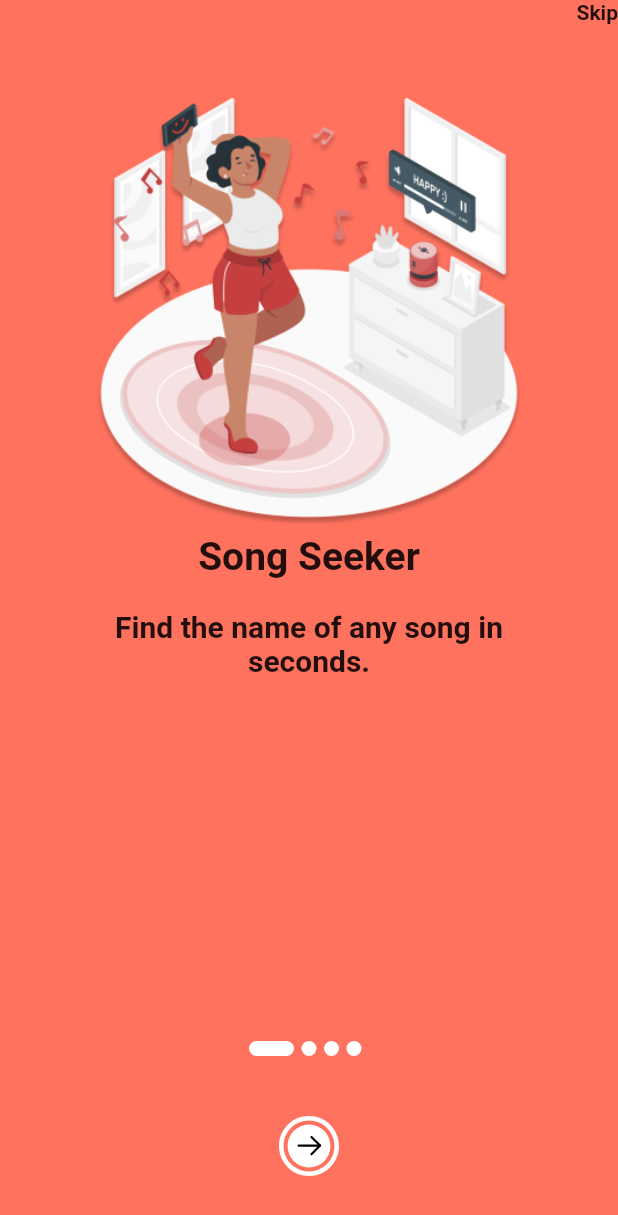
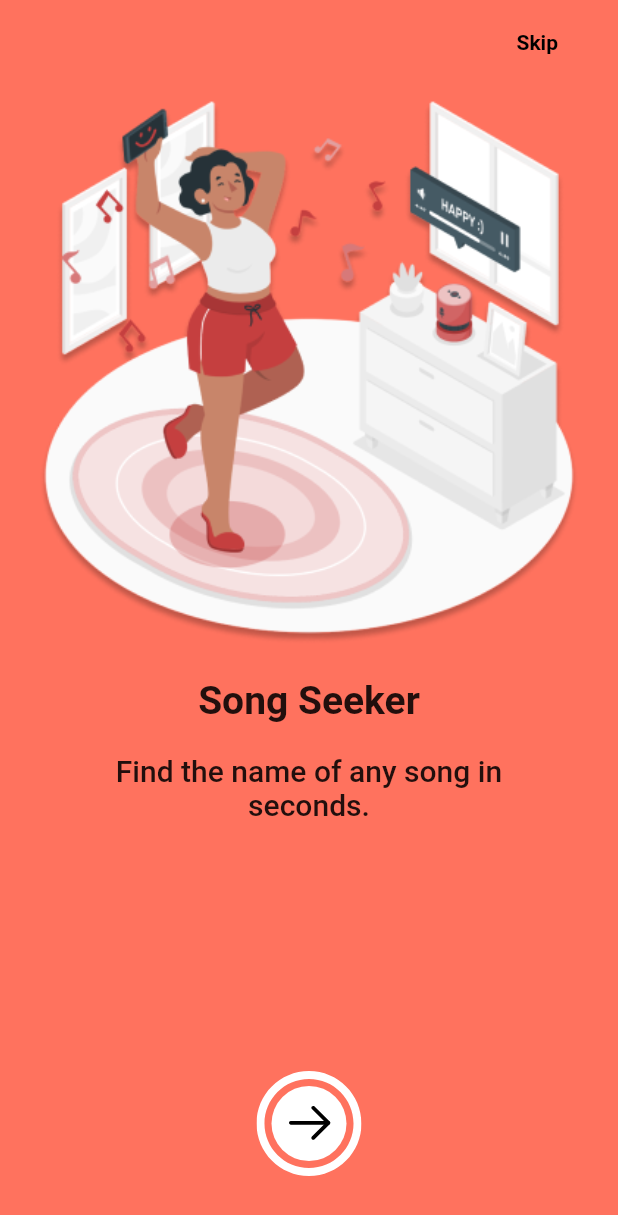
Before and after one commit to AkinAkinbobola/Buzz, a Flutter app: the screen it shows after launch, on a phone screen of 412 x 824 dp. Shown: the top 1215 px of the screen. Run offline on Flutter 3.47's test engine with Material 2 defaults, Android fonts, the phone set to English and light mode, and no system bars; our stand-ins replace flutter_spinkit, flutter_svg.

Commit message:
Onboarding Finished

```diff
--- a/lib/main.dart
+++ b/lib/main.dart
@@ -1,5 +1,4 @@
 import 'package:buzz/onboarding.dart';
-import 'package:buzz/register.dart';
 import 'package:buzz/splash_screen.dart';
 import 'package:flutter/material.dart';
 import 'package:flutter_svg/flutter_svg.dart';
@@ -20,7 +19,7 @@ class _MyAppState extends State<MyApp> {
   Widget build(BuildContext context) {
     return const MaterialApp(
       debugShowCheckedModeBanner: false,
-      home: SplashScreen(),
+      home: OnboardingScreen(),
     );
   }
 }
--- a/lib/onboarding.dart
+++ b/lib/onboarding.dart
@@ -28,20 +28,33 @@ class _OnboardingScreenState extends State<OnboardingScreen> {
   Widget build(BuildContext context) {
     return Scaffold(
       backgroundColor: const Color(0xFFFF725E),
-      body: SafeArea(
-        child: Column(
-          children: [
-            Row(
-              mainAxisAlignment: MainAxisAlignment.end,
-              children: [
-                Text(
+      appBar: AppBar(
+        backgroundColor: Colors.transparent,
+        foregroundColor: Colors.black,
+        elevation: 0,
+        actions: [
+          Padding(
+            padding: const EdgeInsets.only(right: 40.0, top: 20),
+            child: GestureDetector(
+              onTap: () {
+                Navigator.push(
+                  context,
+                  MaterialPageRoute(builder: (context) => const Register()),
+                );
+              },
+              child: Text(
                 'Skip',
                 style: TextStyle(
                   fontWeight: FontWeight.bold,
                 ),
               ),
+            ),
+          ),
         ],
       ),
+      body: SafeArea(
+        child: Column(
+          children: [
             Expanded(
               child: PageView.builder(
                 controller: _controller,
@@ -53,12 +66,16 @@ class _OnboardingScreenState extends State<OnboardingScreen> {
                 itemCount: contents.length,
                 itemBuilder: (_, i) {
                   return Padding(
-                    padding: const EdgeInsets.all(40),
+                    padding: const EdgeInsets.all(0),
                     child: Column(
                       children: [
                         Image.asset(
                           contents[i].image,
-                          height: 300,
+                          height: 380,
+                          width: 380,
+                        ),
+                        SizedBox(
+                          height: 16,
                         ),
                         Text(
                           contents[i].title,
@@ -70,12 +87,15 @@ class _OnboardingScreenState extends State<OnboardingScreen> {
                         const SizedBox(
                           height: 20,
                         ),
-                        Text(
+                        Container(
+                          width: 300,
+                          child: Text(
                             contents[i].description,
                             textAlign: TextAlign.center,
                             style: TextStyle(
                               fontSize: 20,
-                            fontWeight: FontWeight.bold,
+                              fontWeight: FontWeight.w500,
+                            ),
                           ),
                         ),
                       ],
@@ -84,20 +104,19 @@ class _OnboardingScreenState extends State<OnboardingScreen> {
                 },
               ),
             ),
+            // Container(
+            //   child: Row(
+            //     mainAxisAlignment: MainAxisAlignment.center,
+            //     children: List.generate(
+            //       contents.length,
+            //       (index) => buildDot(index, context),
+            //     ),
+            //   ),
+            // ),
+            SizedBox(),
             Container(
-              child: Row(
-                mainAxisAlignment: MainAxisAlignment.center,
-                children: List.generate(
-                  contents.length,
-                  (index) => buildDot(index, context),
-                ),
-              ),
-            ),
-            Container(
-              height: 40,
-              width: double.infinity,
-              margin: EdgeInsets.all(40),
               child: GestureDetector(
+                child: SvgPicture.asset('assets/onboarding/move.svg'),
                 onTap: () {
                   if (currentIndex == contents.length - 1) {
                     Navigator.push(
@@ -105,31 +124,15 @@ class _OnboardingScreenState extends State<OnboardingScreen> {
                       MaterialPageRoute(builder: (context) => const Register()),
                     );
                   }
+                  _controller.nextPage(
+                    duration: Duration(milliseconds: 100),
+                    curve: Curves.bounceIn,
+                  );
                 },
-                child: SvgPicture.asset("assets/onboarding/move.svg"),
-                // child: TextButton(
-                //   child: Text(
-                //       currentIndex == contents.length - 1 ? 'Continue' : 'Next'),
-                //   onPressed: () {
-                //     if (currentIndex == contents.length - 1) {
-                //       Navigator.push(
-                //         context,
-                //         MaterialPageRoute(builder: (context) => const Register()),
-                //       );
-                //     }
-                //     _controller.nextPage(
-                //       duration: Duration(milliseconds: 100),
-                //       curve: Curves.bounceIn,
-                //     );
-                //   },
-                //   style: TextButton.styleFrom(
-                //       foregroundColor: Colors.white,
-                //       backgroundColor: Color(0xFFC53F3F),
-                //       shape: RoundedRectangleBorder(
-                //         borderRadius: BorderRadius.circular(20),
-                //       )),
-                // ),
               ),
+            ),
+            SizedBox(
+              height: 40,
             ),
           ],
         ),
--- a/lib/register.dart
+++ b/lib/register.dart
@@ -10,8 +10,6 @@ class Register extends StatefulWidget {
 class _RegisterState extends State<Register> {
   @override
   Widget build(BuildContext context) {
-    return Scaffold(
-      backgroundColor: Color(0xFFF2F0F0),
-    );
+    return Scaffold();
   }
 }
```
Lines whose indentation alone changed are shown as unchanged.
